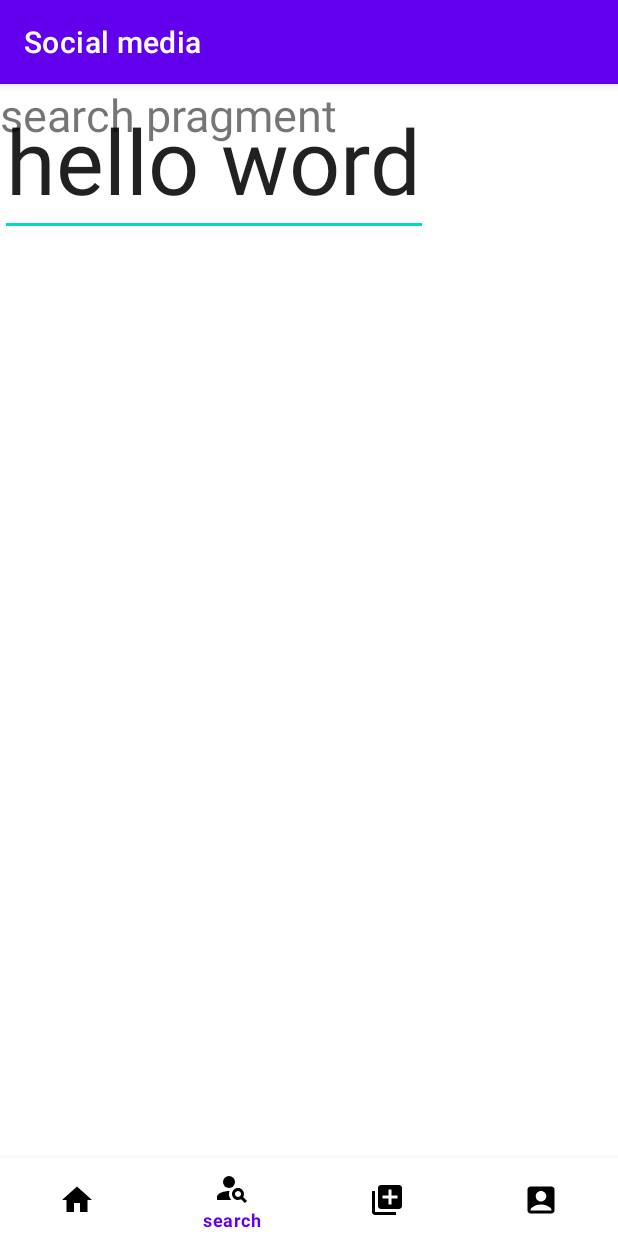
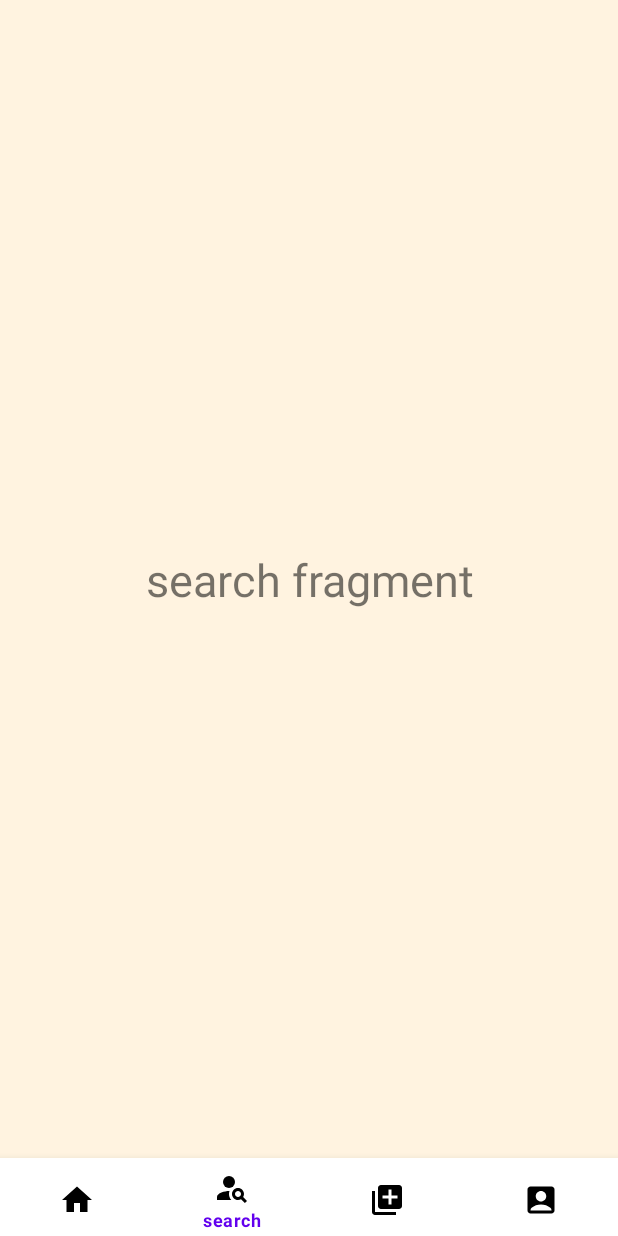
Before and after one commit to kanha-jii/Socialmedia, an Android app: the screen it shows after launch once a user with an empty profile is signed in (HomeActivity), item 2 of the bottom bar chosen, on a phone screen of 412 x 824 dp. Run offline under Robolectric (Android 15) with nearby library versions, the phone set to English and light mode, and no system bars; our stand-ins replace Firebase (no records; nobody signed in at launch, a user with empty details on screens opened directly).

```diff
--- a/app/src/main/java/com/example/socialmedia/AccountFragment.kt
+++ b/app/src/main/java/com/example/socialmedia/AccountFragment.kt
@@ -17,6 +17,8 @@ class AccountFragment : Fragment(), View.OnClickListener  {
         val view = inflater.inflate(R.layout.account_fragment,container,false)
         val btn: Button = view.findViewById(R.id.btn_edit_profile)
         btn.setOnClickListener(this)
+        val btn2: Button = view.findViewById(R.id.btn_out)
+        btn2.setOnClickListener(this)
         return view
 
     }
@@ -26,6 +28,10 @@ class AccountFragment : Fragment(), View.OnClickListener  {
         when (v?.id) {
             R.id.btn_edit_profile -> {
                 val intent = Intent(activity?.application ,CreateProfile::class.java)
+                startActivity(intent)
+            }
+            R.id.btn_out -> {
+                val intent = Intent(activity?.application ,RegisterActivity::class.java)
                 startActivity(intent)
             }
         }
--- a/app/src/main/res/layout/activity_home.xml
+++ b/app/src/main/res/layout/activity_home.xml
@@ -4,7 +4,6 @@
     xmlns:tools="http://schemas.android.com/tools"
     android:layout_width="match_parent"
     android:layout_height="match_parent"
-    android:id="@+id/home"
     tools:context=".HomeActivity">
 
     <FrameLayout
@@ -14,15 +13,7 @@
         android:layout_above="@id/bottom_nav"
         >
 
-        <EditText
-            android:layout_width="wrap_content"
-            android:layout_height="wrap_content"
-            android:text="hello word"
-            android:textSize="60sp"
-            app:layout_constraintBottom_toBottomOf="parent"
-            app:layout_constraintEnd_toEndOf="parent"
-            app:layout_constraintStart_toStartOf="parent"
-            app:layout_constraintTop_toTopOf="parent" />
+
     </FrameLayout>
 
     <com.google.android.material.bottomnavigation.BottomNavigationView
--- a/app/src/main/res/layout/search_fragment.xml
+++ b/app/src/main/res/layout/search_fragment.xml
@@ -1,14 +1,20 @@
 <?xml version="1.0" encoding="utf-8"?>
 <androidx.constraintlayout.widget.ConstraintLayout xmlns:android="http://schemas.android.com/apk/res/android"
+    xmlns:app="http://schemas.android.com/apk/res-auto"
     android:layout_width="match_parent"
     android:layout_height="match_parent"
     xmlns:tools="http://schemas.android.com/tools"
+    android:background="#FFF3E0"
     tools:context=".SearchFragment">
 
     <TextView
         android:layout_width="match_parent"
-        android:layout_height="match_parent"
-        android:text="search pragment"
-        android:textSize="30sp"/>
+        android:layout_height="wrap_content"
+        android:text="search fragment"
+        android:textSize="30sp"
+        android:gravity="center"
+        app:layout_constraintBottom_toBottomOf="parent"
+        app:layout_constraintTop_toTopOf="parent"
+        tools:layout_editor_absoluteX="0dp" />
 
 </androidx.constraintlayout.widget.ConstraintLayout>
--- a/app/src/main/res/values/themes.xml
+++ b/app/src/main/res/values/themes.xml
@@ -1,6 +1,6 @@
 <resources xmlns:tools="http://schemas.android.com/tools">
     <!-- Base application theme. -->
-    <style name="Theme.SocialMedia" parent="Theme.MaterialComponents.DayNight.DarkActionBar">
+    <style name="Theme.SocialMedia" parent="Theme.MaterialComponents.Light.NoActionBar">
         <!-- Primary brand color. -->
         <item name="colorPrimary">@color/purple_500</item>
         <item name="colorPrimaryVariant">@color/purple_700</item>
```
Also changed, not shown: app/src/main/res/layout/account_fragment.xml (+13 -0 lines), app/src/main/res/layout/events_fragment.xml (+13 -0 lines), app/src/main/res/layout/home_fragment.xml (+13 -0 lines).
